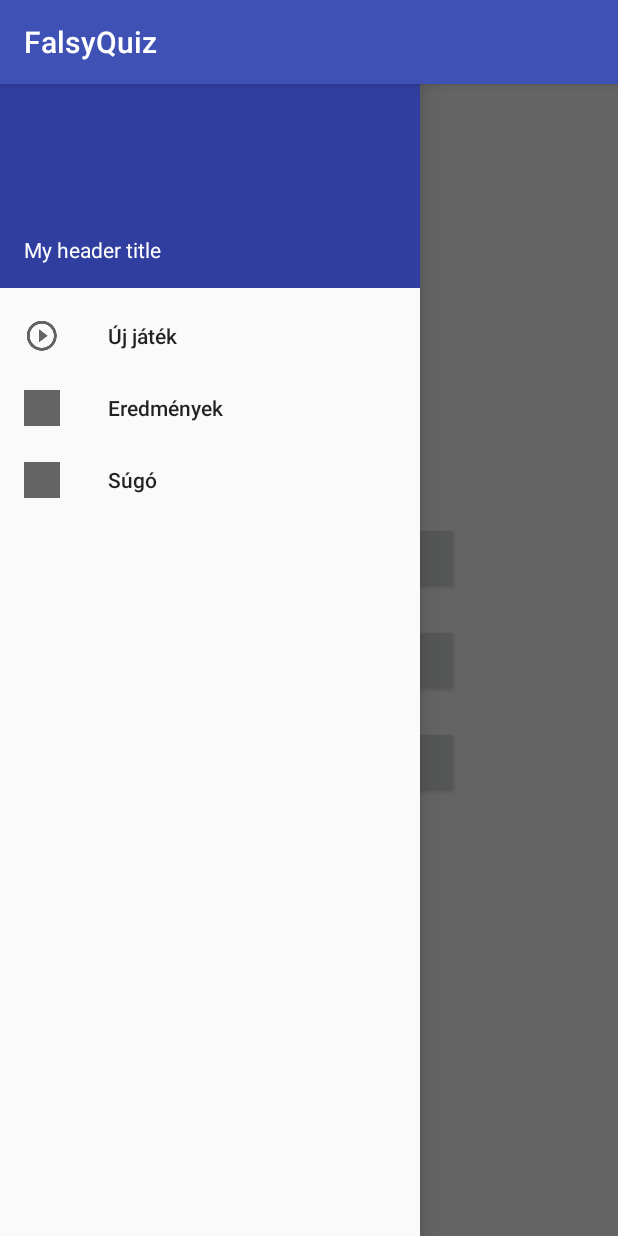
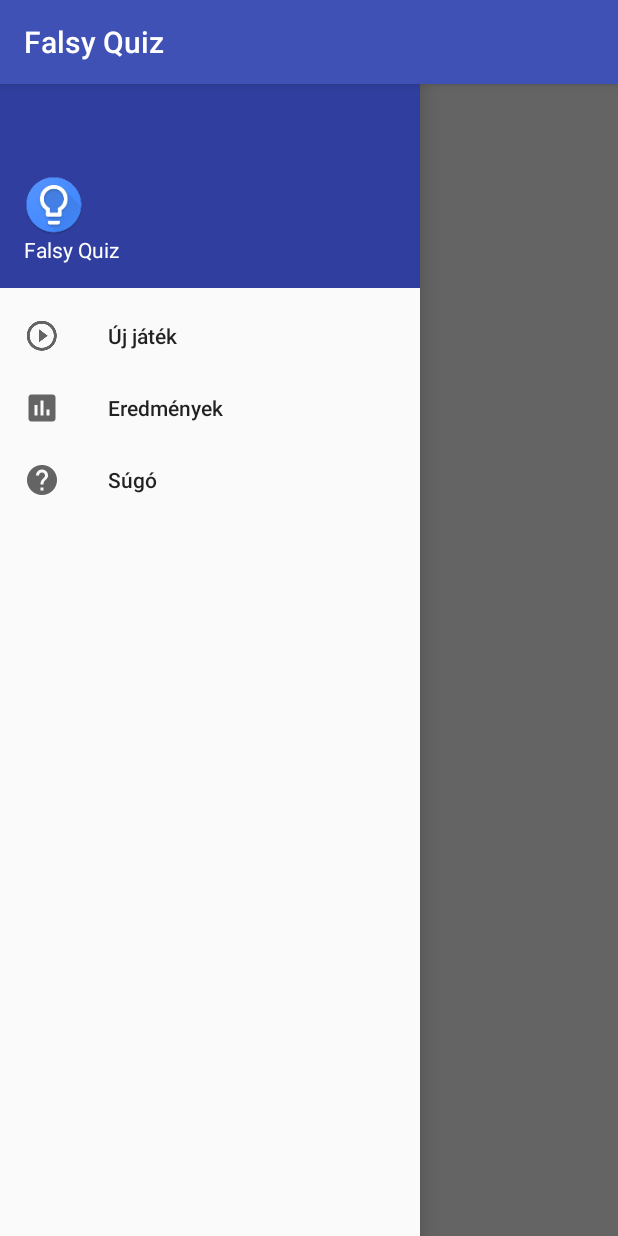
Before and after one commit to FalsyQuiz/FalsyQuiz, an Android app: the screen it shows after launch (MainMenuActivity), with the side drawer open, on a phone screen of 412 x 824 dp. Run offline under Robolectric (Android 15) with nearby library versions, the phone set to English and light mode, and no system bars; our stand-ins replace ButterKnife, Dagger/Hilt's generated code; libraries missing offline, so code that uses them is left out: com.facebook.stetho, org.greenrobot.greendao; 5 statements that could not run were skipped.

Commit message:
FalsyQuiz-32: Created and designed Navigation Drawer and designed Main Page

```diff
--- a/app/src/main/java/hu/falsyquiz/falsyquiz/Activities/MainMenuActivity.java
+++ b/app/src/main/java/hu/falsyquiz/falsyquiz/Activities/MainMenuActivity.java
@@ -19,31 +19,21 @@ import hu.falsyquiz.falsyquiz.R;
 
 public class MainMenuActivity extends AbstractActivity {
 
-    @BindView(R.id.mainMenuActivity_startButton)
-    Button startButton;
-
     private DrawerLayout mDrawerLayout;
 
     @Override
     protected void onCreate(Bundle savedInstanceState) {
         super.onCreate(savedInstanceState);
         setContentView(R.layout.activity_main_menu);
-        ButterKnife.bind(this);
-
-        initOnClickListeners();
-
         mDrawerLayout = findViewById(R.id.drawer_layout);
         NavigationView navigationView = findViewById(R.id.nav_view);
         navigationView.setNavigationItemSelectedListener(
                 new NavigationView.OnNavigationItemSelectedListener() {
                     @Override
                     public boolean onNavigationItemSelected(MenuItem menuItem) {
-                        // set item as selected to persist highlight
                         menuItem.setChecked(true);
                         // close drawer when item is tapped
                         mDrawerLayout.closeDrawers();
-                        // Add code here to update the UI based on the item selected
-                        // For example, swap UI fragments here
                         if (menuItem.getTitle().equals(getResources().getString(R.string.mainMenuActivity_startQuizButton)) ) {
                             startActivity(new Intent(MainMenuActivity.this, QuestionActivity.class));
                         }
@@ -59,16 +49,6 @@ public class MainMenuActivity extends AbstractActivity {
 
     }
 
-    private void initOnClickListeners() {
-        startButton.setOnClickListener(new View.OnClickListener() {
-
-            @Override
-            public void onClick(View view) {
-                startActivity(new Intent(MainMenuActivity.this, QuestionActivity.class));
-            }
-        });
-    }
-
     private void initQuestions() {
         for (Question question : QuestionInitializer.getDefaultQuestions()) {
             dataManager.createQuestion(question);
--- a/app/src/main/res/layout/activity_main_menu.xml
+++ b/app/src/main/res/layout/activity_main_menu.xml
@@ -1,5 +1,4 @@
 <?xml version="1.0" encoding="utf-8"?>
-<!-- Use DrawerLayout as root container for activity -->
 <android.support.v4.widget.DrawerLayout xmlns:android="http://schemas.android.com/apk/res/android"
     xmlns:app="http://schemas.android.com/apk/res-auto"
     android:id="@+id/drawer_layout"
@@ -15,40 +14,26 @@
         android:layout_width="match_parent"
         android:layout_height="match_parent"
         tools:context="hu.falsyquiz.falsyquiz.Activities.MainMenuActivity">
-
-        <RelativeLayout
+        <ImageView
+                android:id="@+id/mainMenuActivity_applicationImage"
+                android:layout_width="@dimen/mainMenuActivity_logo_width"
+                android:layout_height="@dimen/mainMenuActivity_logo_heigth"
+                android:src="@mipmap/launcher"
+                android:layout_centerHorizontal="true"
+                android:layout_marginTop="@dimen/mainMenuActivity_logo_topMargin"/>
+        <TextView android:id="@+id/mainMenuActivity_applicationTitle"
             android:layout_width="wrap_content"
             android:layout_height="wrap_content"
+            android:textSize="20sp"
+            android:textStyle="bold"
+            android:textColor="@color/colorPrimary"
+            android:shadowColor="@color/text_shadow_white"
+            android:shadowDx="-2"
+            android:shadowDy="-2"
+            android:shadowRadius="1"
             android:layout_centerHorizontal="true"
-            android:layout_centerVertical="true">
-
-            <Button
-                android:id="@+id/mainMenuActivity_startButton"
-                android:layout_width="@dimen/mainMenuActivity_buttons_width"
-                android:layout_height="wrap_content"
-                android:text="@string/mainMenuActivity_startQuizButton"
-                android:layout_centerHorizontal="true"
-                android:layout_marginBottom="@dimen/mainMenuActivity_buttons_marginBottom"/>
-
-            <Button
-                android:id="@+id/mainMenuActivity_resultsButton"
-                android:layout_width="@dimen/mainMenuActivity_buttons_width"
-                android:layout_height="wrap_content"
-                android:text="@string/mainMenuActivity_resultButton"
-                android:layout_centerHorizontal="true"
-                android:layout_below="@id/mainMenuActivity_startButton"
-                android:layout_marginBottom="@dimen/mainMenuActivity_buttons_marginBottom"/>
-
-            <Button
-                android:id="@+id/mainMenuActivity_helpButton"
-                android:layout_width="@dimen/mainMenuActivity_buttons_width"
-                android:layout_height="wrap_content"
-                android:text="@string/mainMenuActivity_helpButton"
-                android:layout_centerHorizontal="true"
-                android:layout_below="@id/mainMenuActivity_resultsButton"/>
-
-        </RelativeLayout>
-
+            android:layout_centerVertical="true"
+            android:text="@string/app_name"/>
     </RelativeLayout>
 
     <!-- Container for contents of drawer - use NavigationView to make configuration easier -->
--- a/app/src/main/res/layout/nav_header.xml
+++ b/app/src/main/res/layout/nav_header.xml
@@ -8,10 +8,16 @@
     android:orientation="vertical"
     android:gravity="bottom">
 
+    <ImageView
+        android:id="@+id/navHeader_applicationImage"
+        android:layout_width="@dimen/navHeader_logo_width"
+        android:layout_height="@dimen/navHeader_logo_height"
+        android:src="@mipmap/launcher" />
+
     <TextView
         android:layout_width="match_parent"
         android:layout_height="wrap_content"
-        android:text="My header title"
+        android:text="@string/app_name"
         android:textAppearance="@style/TextAppearance.AppCompat.Body1"/>
 
 </LinearLayout>
--- a/app/src/main/res/menu/drawer_view.xml
+++ b/app/src/main/res/menu/drawer_view.xml
@@ -2,16 +2,16 @@
 <menu xmlns:android="http://schemas.android.com/apk/res/android" >
     <group android:checkableBehavior="single">
         <item
-            android:id="@+id/nav_camera"
+            android:id="@+id/mainMenuActivity_startButton"
             android:icon="@mipmap/ic_play_circle_outline_black_24dp"
             android:title="@string/mainMenuActivity_startQuizButton" />
         <item
-            android:id="@+id/nav_gallery"
-            android:icon="@drawable/ic_launcher_background"
+            android:id="@+id/mainMenuActivity_resultsButton"
+            android:icon="@mipmap/ic_assessment_black_24dp"
             android:title="@string/mainMenuActivity_resultButton" />
         <item
-            android:id="@+id/nav_slideshow"
-            android:icon="@drawable/ic_launcher_background"
+            android:id="@+id/mainMenuActivity_helpButton"
+            android:icon="@mipmap/ic_help_black_24dp"
             android:title="@string/mainMenuActivity_helpButton" />
     </group>
 </menu>
--- a/app/src/main/res/values/colors.xml
+++ b/app/src/main/res/values/colors.xml
@@ -5,4 +5,8 @@
     <color name="colorAccent">#FF4081</color>
     <color name="QuestionActivity_correctAnswerColor">#1ea128</color>
     <color name="QuestionActivity_wrongAnswerColor">#e20909</color>
+    <color name="light_font">#FBFBFB</color>
+    <color name="grey_font">#ff9e9e9e</color>
+    <color name="text_shadow">#7F000000</color>
+    <color name="text_shadow_white">#FFFFFF</color>
 </resources>
--- a/app/src/main/res/values/dimens.xml
+++ b/app/src/main/res/values/dimens.xml
@@ -1,5 +1,8 @@
 <?xml version="1.0" encoding="utf-8"?>
 <resources>
-    <dimen name="mainMenuActivity_buttons_marginBottom">20dp</dimen>
-    <dimen name="mainMenuActivity_buttons_width">200dp</dimen>
+    <dimen name="mainMenuActivity_logo_width">100dp</dimen>
+    <dimen name="mainMenuActivity_logo_heigth">100dp</dimen>
+    <dimen name="mainMenuActivity_logo_topMargin">100dp</dimen>
+    <dimen name="navHeader_logo_width">40dp</dimen>
+    <dimen name="navHeader_logo_height">40dp</dimen>
 </resources>
--- a/app/src/main/res/values/strings.xml
+++ b/app/src/main/res/values/strings.xml
@@ -1,5 +1,5 @@
 <resources>
-    <string name="app_name">FalsyQuiz</string>
+    <string name="app_name">Falsy Quiz</string>
     <string name="mainMenuActivity_startQuizButton" type="id">Új játék</string>
     <string name="mainMenuActivity_resultButton">Eredmények</string>
     <string name="mainMenuActivity_helpButton">Súgó</string>
```
Also changed, not shown: app/src/main/res/mipmap-hdpi/ic_assessment_black_24dp.png (added), app/src/main/res/mipmap-hdpi/ic_help_black_24dp.png (added), app/src/main/res/mipmap-mdpi/ic_assessment_black_24dp.png (added), app/src/main/res/mipmap-mdpi/ic_help_black_24dp.png (added), app/src/main/res/mipmap-xhdpi/ic_assessment_black_24dp.png (added), app/src/main/res/mipmap-xhdpi/ic_help_black_24dp.png (added), app/src/main/res/mipmap-xxhdpi/ic_assessment_black_24dp.png (added), app/src/main/res/mipmap-xxhdpi/ic_help_black_24dp.png (added), app/src/main/res/mipmap-xxxhdpi/ic_assessment_black_24dp.png (added), app/src/main/res/mipmap-xxxhdpi/ic_help_black_24dp.png (added).
